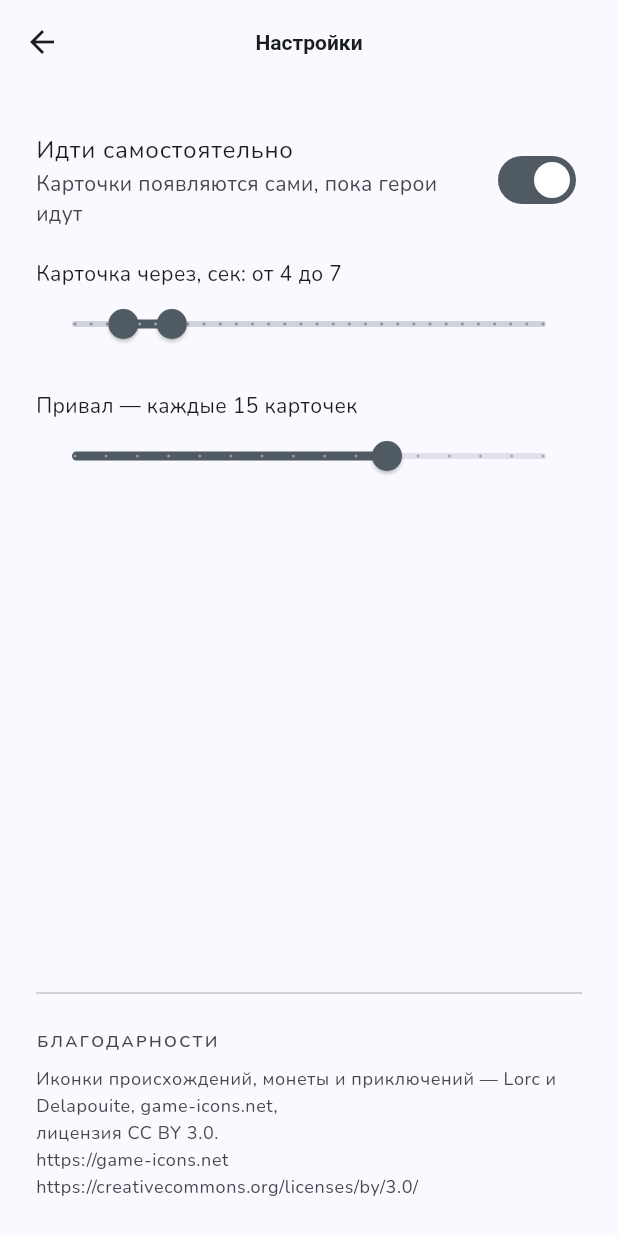
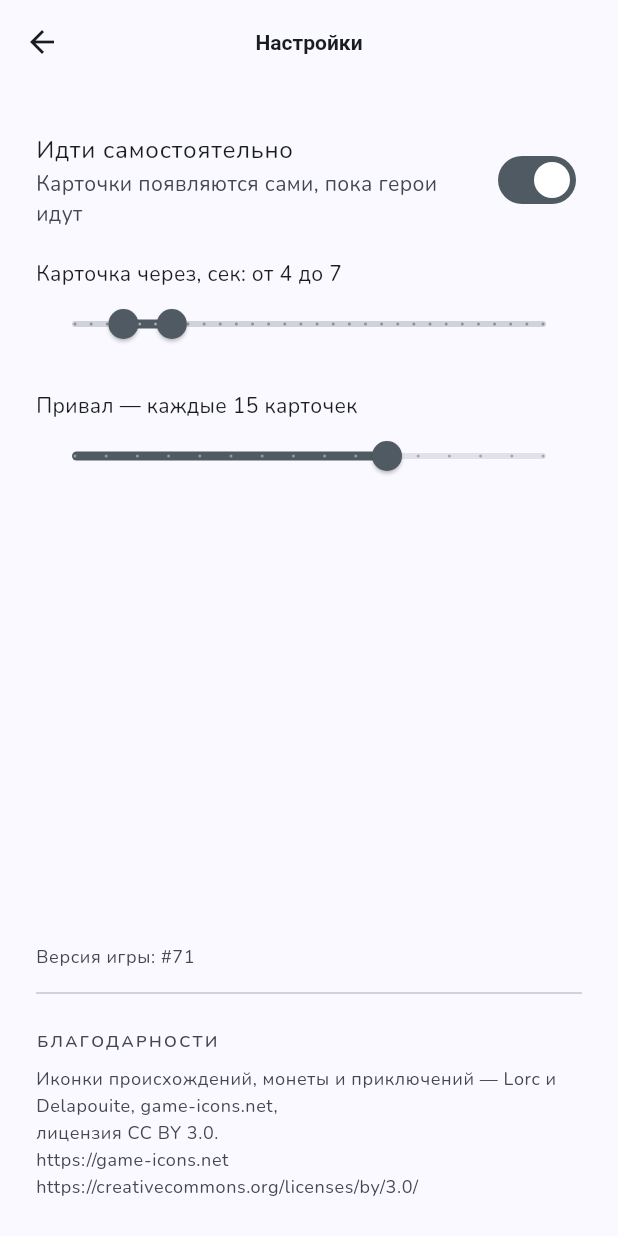
Before and after one commit to DanilinAleksandr/party_quest, a Flutter app: the SettingsScreen screen opened by its route, on a phone screen of 412 x 824 dp. Run offline on Flutter 3.47's test engine with Material 3 defaults, Android fonts, the phone set to English and light mode, and no system bars; our stand-ins replace confetti, flutter_riverpod, flutter_svg, google_fonts, shared_preferences; accounts and stored records are empty; Roboto replaces fonts that are missing (Alegreya).

Commit message:
Show the game version in the settings, by pull request
The version is the number of the pull request that made the build, so a
playtester can say which one they played. It sits above the thanks;
the settings scroll now when the screen is short.

Co-Authored-By: Claude Opus 5.5 <noreply@anthropic.com>

```diff
--- /dev/null
+++ b/lib/core/constants/game_version.dart
@@ -0,0 +1,8 @@
+/// The game's version is the number of the pull request that made it: every
+/// change lands through one, and a playtester who says «на #71 было так»
+/// points at exactly the build they played. Raised in each pull request to
+/// that request's own number.
+const int kGameVersionPr = 71;
+
+/// How the version reads in the settings.
+String get gameVersionLabel => 'Версия игры: #$kGameVersionPr';
--- a/lib/features/settings/presentation/settings_screen.dart
+++ b/lib/features/settings/presentation/settings_screen.dart
@@ -2,6 +2,7 @@ import 'package:flutter/foundation.dart';
 import 'package:flutter/material.dart';
 import 'package:flutter_riverpod/flutter_riverpod.dart';
 
+import '../../../core/constants/game_version.dart';
 import '../application/walk_settings.dart';
 import 'debug_coin_screen.dart';
 
@@ -24,8 +25,15 @@ class SettingsScreen extends ConsumerWidget {
     return Scaffold(
       appBar: AppBar(title: const Text('Настройки')),
       body: SafeArea(
-        child: Padding(
+        // Scrolls when the screen is short, and otherwise keeps the
+        // version and the thanks at the bottom: the column is at least as
+        // tall as the screen, so its Spacer still has room to push.
+        child: LayoutBuilder(
+          builder: (context, box) => SingleChildScrollView(
             padding: const EdgeInsets.all(24),
+            child: ConstrainedBox(
+              constraints: BoxConstraints(minHeight: box.maxHeight - 48),
+              child: IntrinsicHeight(
                 child: Column(
                   crossAxisAlignment: CrossAxisAlignment.stretch,
                   children: [
@@ -37,8 +45,9 @@ class SettingsScreen extends ConsumerWidget {
                         'Карточки появляются сами, пока герои идут',
                       ),
                       value: auto,
-                onChanged: (on) =>
-                    notifier.setMode(on ? WalkMode.auto : WalkMode.manual),
+                      onChanged: (on) => notifier.setMode(
+                        on ? WalkMode.auto : WalkMode.manual,
+                      ),
                     ),
                     // Nothing to tune when the party only moves when pressed.
                     if (auto) ...[
@@ -56,7 +65,10 @@ class SettingsScreen extends ConsumerWidget {
                           walk.minDelay.toDouble(),
                           walk.maxDelay.toDouble(),
                         ),
-                  labels: RangeLabels('${walk.minDelay}', '${walk.maxDelay}'),
+                        labels: RangeLabels(
+                          '${walk.minDelay}',
+                          '${walk.maxDelay}',
+                        ),
                         onChanged: (range) => notifier.setDelay(
                           min: range.start.round(),
                           max: range.end.round(),
@@ -76,7 +88,8 @@ class SettingsScreen extends ConsumerWidget {
                       divisions: kMaxRestInterval - kMinRestInterval,
                       value: walk.restInterval.toDouble(),
                       label: '${walk.restInterval}',
-                onChanged: (value) => notifier.setRestInterval(value.round()),
+                      onChanged: (value) =>
+                          notifier.setRestInterval(value.round()),
                     ),
                     // A bench for the developer and whoever tunes the game; a
                     // release build never shows it.
@@ -104,6 +117,14 @@ class SettingsScreen extends ConsumerWidget {
                       ),
                     ],
                     const Spacer(),
+                    Text(
+                      gameVersionLabel,
+                      key: const Key('game_version'),
+                      style: theme.textTheme.bodySmall?.copyWith(
+                        color: theme.colorScheme.onSurfaceVariant,
+                      ),
+                    ),
+                    const SizedBox(height: 8),
                     Divider(color: theme.colorScheme.outlineVariant),
                     const SizedBox(height: 16),
                     Text(
@@ -133,6 +154,9 @@ class SettingsScreen extends ConsumerWidget {
                 ),
               ),
             ),
+          ),
+        ),
+      ),
     );
   }
 }
```
Also changed, not shown: 1 other file. Lines whose indentation alone changed are shown as unchanged.
